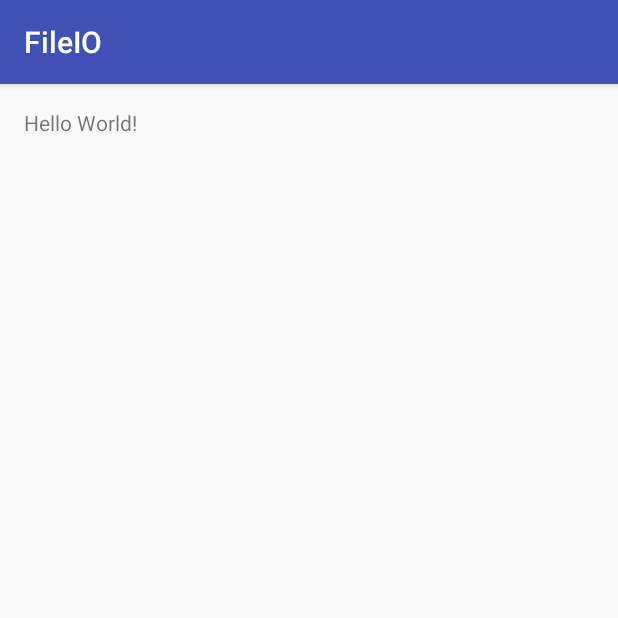
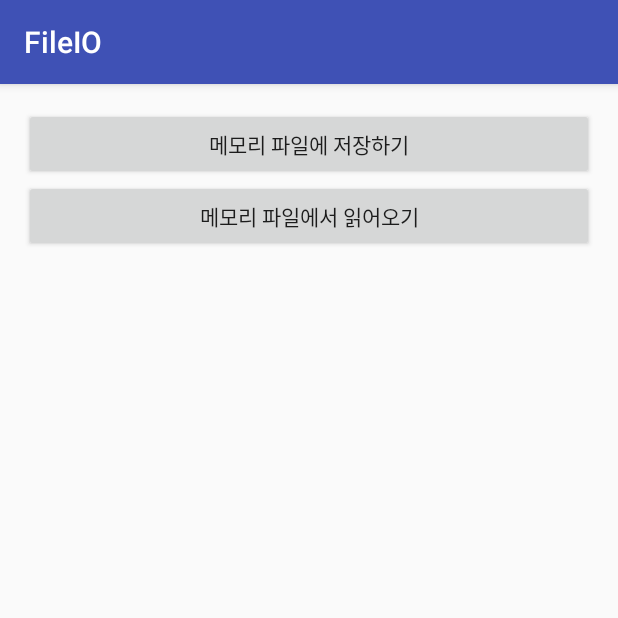
Before and after one commit to seonggyeongkim/FileIO, an Android app: the screen it shows after launch (MainActivity), on a phone screen of 412 x 824 dp, the top half of it. Run offline under Robolectric (Android 15) with nearby library versions, the phone set to English and light mode, and no system bars.

Commit message:
#1 Save Resource

```diff
--- a/app/src/main/res/layout/activity_main.xml
+++ b/app/src/main/res/layout/activity_main.xml
@@ -1,5 +1,5 @@
 <?xml version="1.0" encoding="utf-8"?>
-<RelativeLayout xmlns:android="http://schemas.android.com/apk/res/android"
+<LinearLayout xmlns:android="http://schemas.android.com/apk/res/android"
     xmlns:tools="http://schemas.android.com/tools"
     android:id="@+id/activity_main"
     android:layout_width="match_parent"
@@ -8,10 +8,19 @@
     android:paddingLeft="@dimen/activity_horizontal_margin"
     android:paddingRight="@dimen/activity_horizontal_margin"
     android:paddingTop="@dimen/activity_vertical_margin"
-    tools:context="kr.hs.emirim.duckbill0306.fileio.MainActivity">
+    tools:context="kr.hs.emirim.duckbill0306.fileio.MainActivity"
+    android:orientation="vertical">
 
-    <TextView
-        android:layout_width="wrap_content"
+    <Button
+        android:id="@+id/but_output"
+        android:layout_width="match_parent"
         android:layout_height="wrap_content"
-        android:text="Hello World!" />
-</RelativeLayout>
+        android:text="@string/but_out"/>
+
+    <Button
+        android:id="@+id/but_input"
+        android:layout_width="match_parent"
+        android:layout_height="wrap_content"
+        android:text="@string/but_in"/>
+
+</LinearLayout>
--- a/app/src/main/res/values/strings.xml
+++ b/app/src/main/res/values/strings.xml
@@ -1,3 +1,5 @@
 <resources>
     <string name="app_name">FileIO</string>
+    <string name="but_out">메모리 파일에 저장하기</string>
+    <string name="but_in">메모리 파일에서 읽어오기</string>
 </resources>
```
